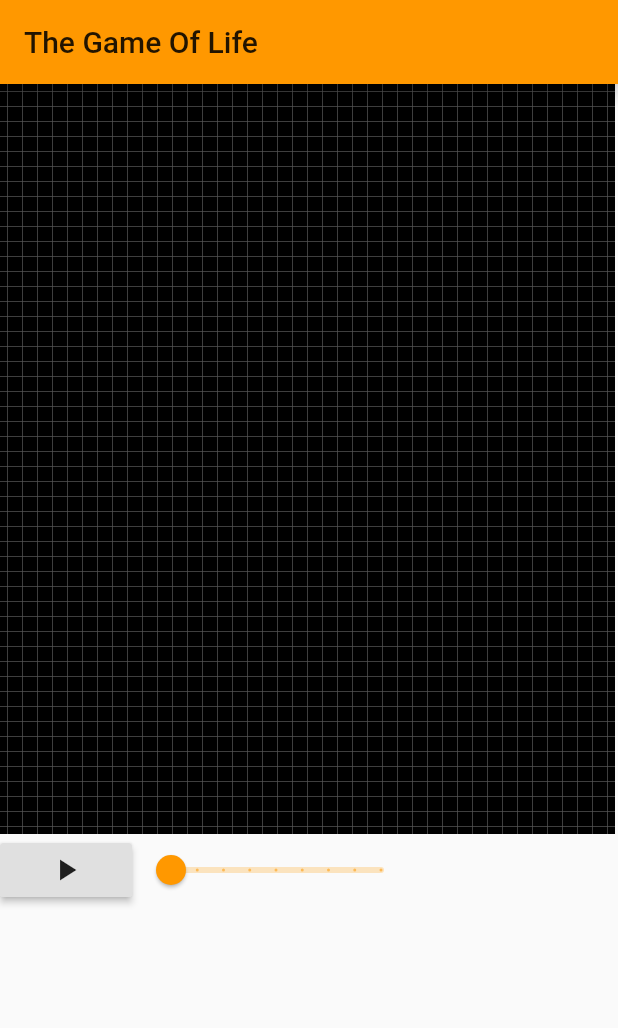
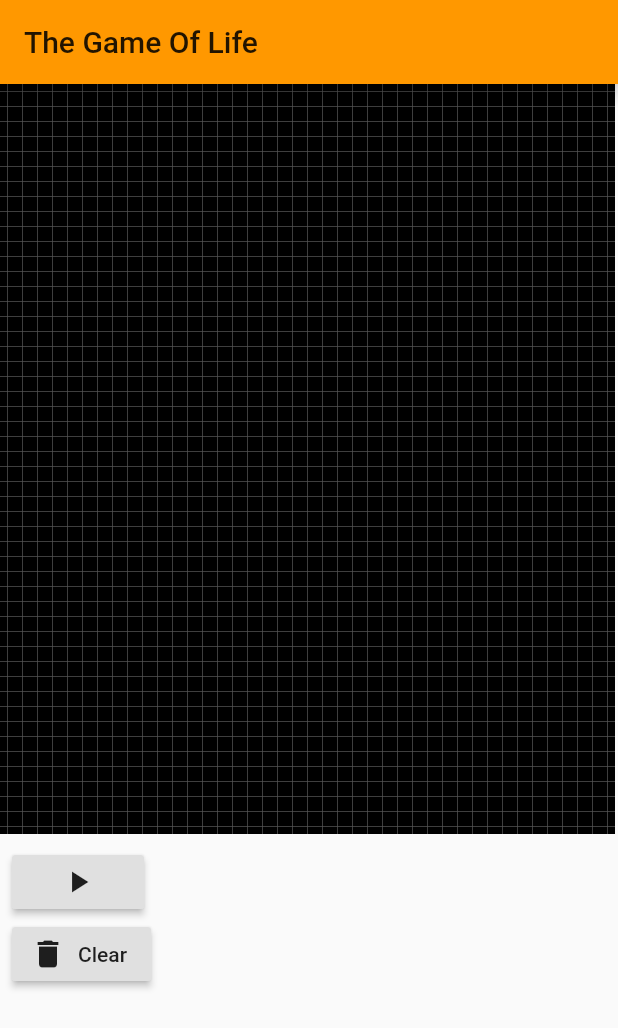
Before and after one commit to almejo/the-game-of-life, a Flutter app: the screen it shows after launch, on a phone screen of 412 x 824 dp. Shown: the top 1028 px of the screen. Run offline on Flutter 3.47's test engine with Material 2 defaults, Android fonts, the phone set to English and light mode, and no system bars.

Commit message:
better anymation. get ride of the timer. clear button

```diff
--- a/lib/canvas.dart
+++ b/lib/canvas.dart
@@ -1,4 +1,4 @@
-import 'dart:async';
+import 'dart:math' as math;
 
 import 'package:flutter/material.dart';
 import 'package:game_of_life/simulator.dart';
@@ -13,30 +13,37 @@ class LifeCanvas extends StatefulWidget {
   _LifeCanvasState createState() => _LifeCanvasState();
 }
 
-class _LifeCanvasState extends State<LifeCanvas> {
+class _LifeCanvasState extends State<LifeCanvas> with TickerProviderStateMixin {
   final _simulator = new Simulator(100, 100);
-  Timer _timer;
-  var _milliseconds = 50;
   bool _playing = false;
+  Animation<double> animation;
+  AnimationController controller;
+  Tween<double> _rotationTween = Tween(begin: -math.pi, end: math.pi);
 
-  doSimulation(timer) {
+  @override
+  void initState() {
+    super.initState();
+    controller = AnimationController(
+      vsync: this,
+      duration: Duration(seconds: 10),
+    );
+
+    animation = _rotationTween.animate(controller)
+      ..addListener(() {
         if (_playing) {
           _simulator.tick();
         }
         setState(() {});
+      })
+      ..addStatusListener((status) {
+        if (status == AnimationStatus.completed) {
+          controller.repeat();
+        } else if (status == AnimationStatus.dismissed) {
+          controller.forward();
         }
+      });
 
-  @override
-  void initState() {
-    _timer = Timer.periodic(Duration(milliseconds: _milliseconds), doSimulation);
-
-    super.initState();
-  }
-
-  @override
-  void dispose() {
-    _timer?.cancel();
-    super.dispose();
+    controller.forward();
   }
 
   @override
@@ -45,6 +52,8 @@ class _LifeCanvasState extends State<LifeCanvas> {
     return Column(children: [
       GestureDetector(
           onVerticalDragStart: (details) => changeState(details),
+          onVerticalDragUpdate: (details) => changeState(details),
+          onHorizontalDragStart: (details) => changeState(details),
           onHorizontalDragUpdate: (details) => changeState(details),
           onTapDown: (details) => changeState(details),
           child: Container(
@@ -54,24 +63,30 @@ class _LifeCanvasState extends State<LifeCanvas> {
                 painter: LifePainter(simulator: _simulator),
                 child: Container(),
               ))),
+      Padding(
+        padding: const EdgeInsets.all(8.0),
+        child: Column(
+          children: [
             Row(
               children: [
-          RaisedButton(child: Icon(_playing ? Icons.pause  : Icons.play_arrow),
-            onPressed: () => {_playing = !_playing},),
-          Slider(
-            min: 1,
-            max: 10,
-            divisions: 8,
-            label: 'milliseconds $_milliseconds',
-            value: (_milliseconds.toDouble() ~/ 50).toDouble(),
-            onChanged: (value) {
-              _milliseconds = (value * 50).toInt() ;
-              _timer.cancel();
-              _timer = Timer.periodic(
-                  Duration(milliseconds: _milliseconds.toInt()), doSimulation);
+                RaisedButton(
+                  child: Icon(_playing ? Icons.pause : Icons.play_arrow),
+                  onPressed: () => {_playing = !_playing},
+                ),
+              ],
+            ),
+            Row(
+              children: [
+                RaisedButton.icon(
+                    onPressed: () {
+                      _showClearDialog(context);
                     },
-          )
+                    icon: Icon(Icons.delete),
+                    label: Text('Clear'))
               ],
+            ),
+          ],
+        ),
       ),
     ]);
   }
@@ -79,6 +94,36 @@ class _LifeCanvasState extends State<LifeCanvas> {
   void changeState(details) {
     _simulator.changeState(
         details.localPosition.dx ~/ 5, details.localPosition.dy ~/ 5);
+  }
+
+  void _showClearDialog(context) {
+    showDialog(
+      context: context,
+      builder: (BuildContext dialogContext) {
+        return AlertDialog(
+          title: new Text("Clear all"),
+          content: new Text(
+              "Are you sure you want to clear the board? This cannot be undone"),
+          actions: <Widget>[
+            new FlatButton(
+              child: new Text("Cancel"),
+              onPressed: () {
+                Navigator.of(dialogContext).pop();
+              },
+            ),
+            new FlatButton(
+              child: new Text("Ok"),
+              onPressed: () {
+                _simulator.clear();
+                Scaffold.of(context).showSnackBar(
+                    SnackBar(content: Text('Simulation restarted')));
+                Navigator.of(dialogContext).pop();
+              },
+            )
+          ],
+        );
+      },
+    );
   }
 }
 
```
Lines whose indentation alone changed are shown as unchanged.
